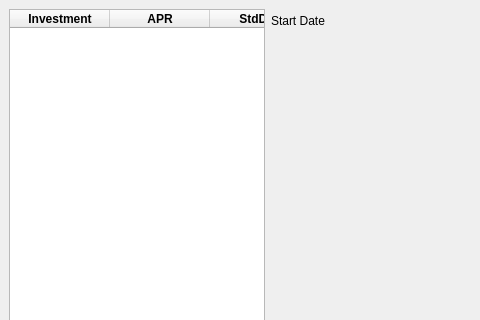
First picture: the form in BookKeeping/GUI/InvestmentAnalysis.ui, repository cowtony/BookKeeping, before the edit; both pictures show x 0 to 480 and y 0 to 320 of the 687 by 529 pixel window.
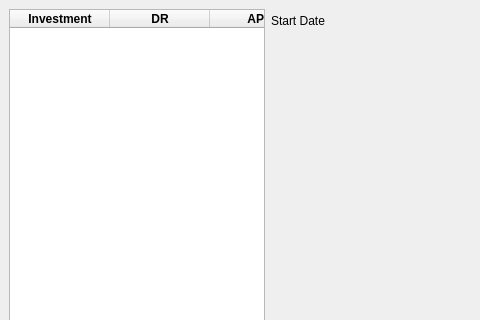
Second picture: the form after the edit. Icons and pictures are not drawn. Custom widgets are drawn as their Qt base class.

What changed in the file:
```diff
--- a/BookKeeping/GUI/InvestmentAnalysis.ui
+++ b/BookKeeping/GUI/InvestmentAnalysis.ui
@@ -40,7 +40,7 @@
       </column>
       <column>
        <property name="text">
-        <string>APR</string>
+        <string>DR</string>
        </property>
        <property name="font">
         <font>
@@ -51,7 +51,7 @@
       </column>
       <column>
        <property name="text">
-        <string>StdDev</string>
+        <string>APR</string>
        </property>
        <property name="font">
         <font>
```
